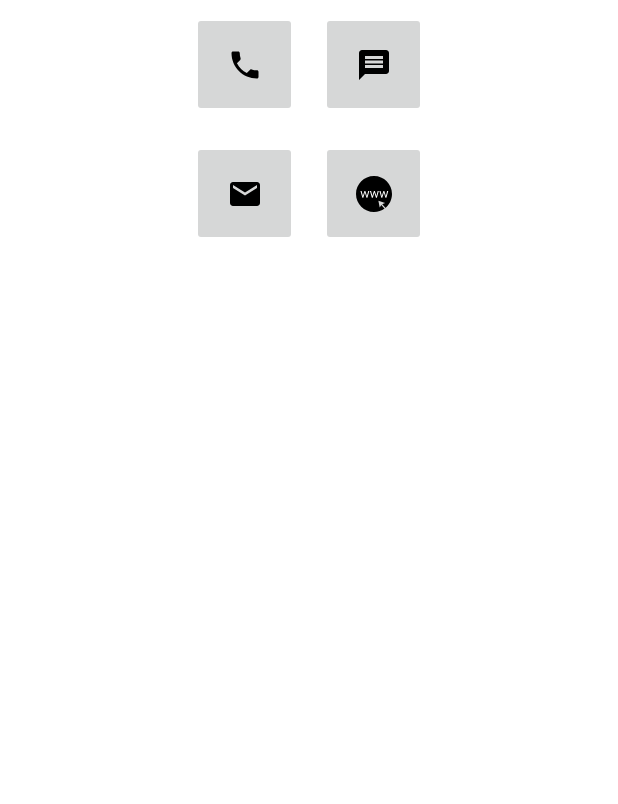
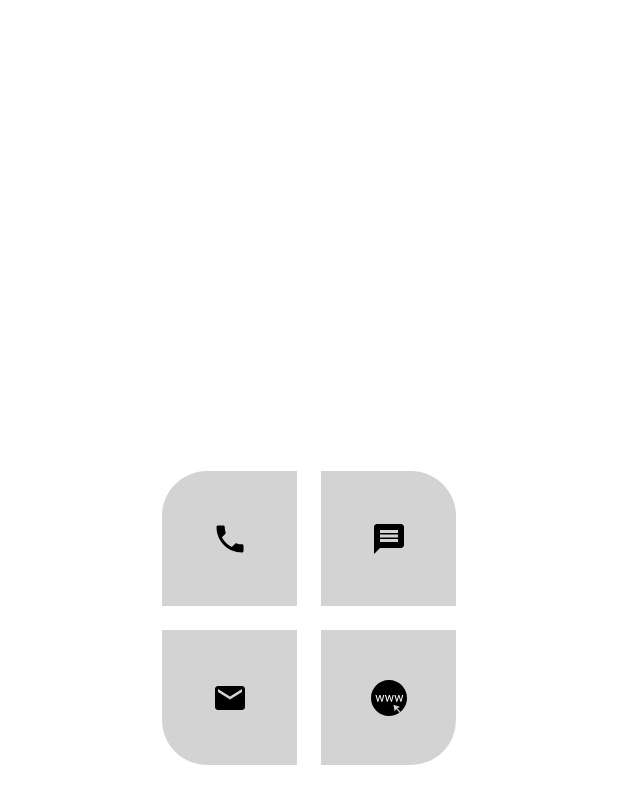
Before and after one commit to the-it-weirdo/ResumeApp-Android, an Android app: the screen it shows after launch (DetailsActivity), after a tap on "Contact", on a phone screen of 412 x 824 dp. Shown: the top 804 px of the screen. Run offline under Robolectric (Android 15) with nearby library versions, the phone set to English and light mode, and no system bars.

Commit message:
changes contact screen design: changes button design. modifies shimmer implementation.

```diff
--- a/app/src/main/java/com/example/kingominho/WebViewFragment.java
+++ b/app/src/main/java/com/example/kingominho/WebViewFragment.java
@@ -3,6 +3,7 @@ package com.example.kingominho;
 import android.content.ActivityNotFoundException;
 import android.content.Context;
 import android.content.Intent;
+import android.graphics.Bitmap;
 import android.net.Uri;
 import android.os.Build;
 import android.os.Bundle;
@@ -89,7 +90,6 @@ public class WebViewFragment extends Fragment {
 
         webView = (WebView) getView().findViewById(R.id.webView);
 
-        webView.setVisibility(View.GONE);
 
         final ShimmerFrameLayout container = (ShimmerFrameLayout) getView().findViewById(R.id.shimmer_view_container);
 
@@ -97,11 +97,19 @@ public class WebViewFragment extends Fragment {
         webView.setWebViewClient(new WebViewClient() {
 
             @Override
+            public void onPageStarted(WebView view, String url, Bitmap favicon) {
+                super.onPageStarted(view, url, favicon);
+                webView.setVisibility(View.GONE);
+                container.setVisibility(View.VISIBLE);
+                container.startShimmer();
+            }
+
+            @Override
             public void onPageFinished(WebView view, String url) {
                 super.onPageFinished(view, url);
                 container.stopShimmer();
+                webView.setVisibility(View.VISIBLE);
                 container.setVisibility(View.GONE);
-                webView.setVisibility(View.VISIBLE);
             }
 
             @Override
--- /dev/null
+++ b/app/src/main/res/drawable/bottom_left.xml
@@ -0,0 +1,9 @@
+<?xml version="1.0" encoding="utf-8"?>
+<shape xmlns:android="http://schemas.android.com/apk/res/android"
+    android:shape="rectangle"
+    android:padding="10dp"
+    >
+    <solid android:color="@color/grey"/> <!-- this one is ths color of the Rounded Button -->
+    <corners
+        android:bottomLeftRadius="30dp"/>
+</shape>
--- /dev/null
+++ b/app/src/main/res/drawable/bottom_right.xml
@@ -0,0 +1,9 @@
+<?xml version="1.0" encoding="utf-8"?>
+<shape xmlns:android="http://schemas.android.com/apk/res/android"
+    android:shape="rectangle"
+    android:padding="10dp"
+    >
+    <solid android:color="@color/grey"/> <!-- this one is ths color of the Rounded Button -->
+    <corners
+        android:bottomRightRadius="30dp"/>
+</shape>
--- /dev/null
+++ b/app/src/main/res/drawable/top_left.xml
@@ -0,0 +1,9 @@
+<?xml version="1.0" encoding="utf-8"?>
+<shape xmlns:android="http://schemas.android.com/apk/res/android"
+    android:shape="rectangle"
+    android:padding="10dp"
+    >
+    <solid android:color="@color/grey"/> <!-- this one is ths color of the Rounded Button -->
+    <corners
+        android:topLeftRadius="30dp"/>
+</shape>
--- /dev/null
+++ b/app/src/main/res/drawable/top_right.xml
@@ -0,0 +1,9 @@
+<?xml version="1.0" encoding="utf-8"?>
+<shape xmlns:android="http://schemas.android.com/apk/res/android"
+    android:shape="rectangle"
+    android:padding="10dp"
+    >
+    <solid android:color="@color/grey"/> <!-- this one is ths color of the Rounded Button -->
+    <corners
+        android:topRightRadius="30dp"/>
+</shape>
--- a/app/src/main/res/layout/fragment_contact.xml
+++ b/app/src/main/res/layout/fragment_contact.xml
@@ -4,20 +4,24 @@
     xmlns:tools="http://schemas.android.com/tools"
     android:layout_width="match_parent"
     android:layout_height="match_parent"
-    tools:context=".Contact">
+    tools:context=".Contact"
+    >
 
     <androidx.core.widget.NestedScrollView
         android:layout_width="match_parent"
-        android:layout_height="match_parent">
+        android:layout_height="fill_parent"
+        >
 
         <androidx.constraintlayout.widget.ConstraintLayout
             android:layout_width="match_parent"
-            android:layout_height="wrap_content">
+            android:layout_height="match_parent"
+            android:layout_gravity="center"
+            >
 
             <ImageButton
                 android:id="@+id/phoneImageButton"
-                android:layout_width="70dp"
-                android:layout_height="70dp"
+                android:layout_width="90dp"
+                android:layout_height="90dp"
                 android:layout_marginStart="8dp"
                 android:layout_marginLeft="8dp"
                 android:layout_marginTop="8dp"
@@ -25,8 +29,9 @@
                 android:layout_marginRight="8dp"
                 android:layout_marginBottom="8dp"
                 android:src="@drawable/ic_call_black_24dp"
-                app:layout_constraintBottom_toTopOf="@+id/guideline9"
-                app:layout_constraintEnd_toStartOf="@+id/guideline5"
+                android:background="@drawable/top_left"
+                app:layout_constraintBottom_toTopOf="@+id/guidelineMidHorizontal"
+                app:layout_constraintEnd_toStartOf="@+id/guidelineMidVertical"
                 app:layout_constraintHorizontal_bias="1.0"
                 app:layout_constraintStart_toStartOf="parent"
                 app:layout_constraintTop_toTopOf="parent"
@@ -34,8 +39,8 @@
 
             <ImageButton
                 android:id="@+id/messageImageButton"
-                android:layout_width="70dp"
-                android:layout_height="70dp"
+                android:layout_width="90dp"
+                android:layout_height="90dp"
                 android:layout_marginStart="8dp"
                 android:layout_marginLeft="8dp"
                 android:layout_marginTop="8dp"
@@ -43,39 +48,34 @@
                 android:layout_marginRight="8dp"
                 android:layout_marginBottom="8dp"
                 android:src="@drawable/ic_message_black_24dp"
-                app:layout_constraintBottom_toTopOf="@+id/guideline9"
+                android:background="@drawable/top_right"
+                app:layout_constraintBottom_toTopOf="@+id/guidelineMidHorizontal"
                 app:layout_constraintEnd_toEndOf="parent"
                 app:layout_constraintHorizontal_bias="0.0"
-                app:layout_constraintStart_toStartOf="@+id/guideline5"
+                app:layout_constraintStart_toStartOf="@+id/guidelineMidVertical"
                 app:layout_constraintTop_toTopOf="parent"
                 app:layout_constraintVertical_bias="1.0" />
 
 
             <androidx.constraintlayout.widget.Guideline
-                android:id="@+id/guideline5"
+                android:id="@+id/guidelineMidVertical"
                 android:layout_width="wrap_content"
                 android:layout_height="wrap_content"
                 android:orientation="vertical"
                 app:layout_constraintGuide_percent="0.50" />
 
             <androidx.constraintlayout.widget.Guideline
-                android:id="@+id/guideline8"
+                android:id="@+id/guidelineMidHorizontal"
                 android:layout_width="wrap_content"
                 android:layout_height="wrap_content"
                 android:orientation="horizontal"
                 app:layout_constraintGuide_percent="0.500" />
 
-            <androidx.constraintlayout.widget.Guideline
-                android:id="@+id/guideline9"
-                android:layout_width="wrap_content"
-                android:layout_height="wrap_content"
-                android:orientation="horizontal"
-                app:layout_constraintGuide_percent="0.25" />
 
             <ImageButton
                 android:id="@+id/mailImageButton"
-                android:layout_width="70dp"
-                android:layout_height="70dp"
+                android:layout_width="90dp"
+                android:layout_height="90dp"
                 android:layout_marginStart="8dp"
                 android:layout_marginLeft="8dp"
                 android:layout_marginTop="8dp"
@@ -83,16 +83,18 @@
                 android:layout_marginRight="8dp"
                 android:layout_marginBottom="8dp"
                 android:src="@drawable/ic_email_black_24dp"
-                app:layout_constraintBottom_toTopOf="@+id/guideline8"
-                app:layout_constraintEnd_toStartOf="@+id/guideline5"
+                android:background="@drawable/bottom_left"
+                app:layout_constraintBottom_toBottomOf="parent"
+                app:layout_constraintEnd_toStartOf="@+id/guidelineMidVertical"
                 app:layout_constraintHorizontal_bias="1.0"
                 app:layout_constraintStart_toStartOf="parent"
-                app:layout_constraintTop_toTopOf="@+id/guideline9" />
+                app:layout_constraintTop_toTopOf="@+id/guidelineMidHorizontal"
+                app:layout_constraintVertical_bias="0.0" />
 
             <ImageButton
                 android:id="@+id/webImageButton"
-                android:layout_width="70dp"
-                android:layout_height="70dp"
+                android:layout_width="90dp"
+                android:layout_height="90dp"
                 android:layout_marginStart="8dp"
                 android:layout_marginLeft="8dp"
                 android:layout_marginTop="8dp"
@@ -100,11 +102,12 @@
                 android:layout_marginRight="8dp"
                 android:layout_marginBottom="8dp"
                 android:src="@drawable/ic_internet"
-                app:layout_constraintBottom_toTopOf="@+id/guideline8"
+                android:background="@drawable/bottom_right"
+                app:layout_constraintBottom_toBottomOf="parent"
                 app:layout_constraintEnd_toEndOf="parent"
                 app:layout_constraintHorizontal_bias="0.0"
-                app:layout_constraintStart_toStartOf="@+id/guideline5"
-                app:layout_constraintTop_toTopOf="@+id/guideline9"
+                app:layout_constraintStart_toStartOf="@+id/guidelineMidVertical"
+                app:layout_constraintTop_toTopOf="@+id/guidelineMidHorizontal"
                 app:layout_constraintVertical_bias="0.0" />
 
 
--- a/app/src/main/res/values/colors.xml
+++ b/app/src/main/res/values/colors.xml
@@ -13,4 +13,5 @@
     <color name="color4">#424549</color>
     <color name="color5">#0E5E80</color>
 
+    <color name="grey">#D3D3D3</color>
 </resources>
```
